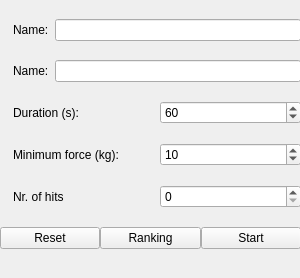
Old version of the form PiControl/main_ui.ui in the repository SoftLegend/MartialArtEvaluation.
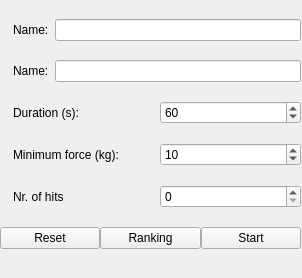
New version of the form. Icons and pictures are not drawn.

```diff
--- a/PiControl/main_ui.ui
+++ b/PiControl/main_ui.ui
@@ -6,10 +6,16 @@
    <rect>
     <x>0</x>
     <y>0</y>
-    <width>300</width>
+    <width>302</width>
     <height>278</height>
    </rect>
   </property>
+  <property name="sizePolicy">
+   <sizepolicy hsizetype="Fixed" vsizetype="Fixed">
+    <horstretch>0</horstretch>
+    <verstretch>0</verstretch>
+   </sizepolicy>
+  </property>
   <property name="windowTitle">
    <string>M.A.E.</string>
   </property>
@@ -247,9 +253,6 @@
     </item>
     <item>
      <layout class="QHBoxLayout" name="horizontalLayout_4">
-      <property name="spacing">
-       <number>0</number>
-      </property>
       <item>
        <widget class="QPushButton" name="btnReset">
         <property name="text">
```
